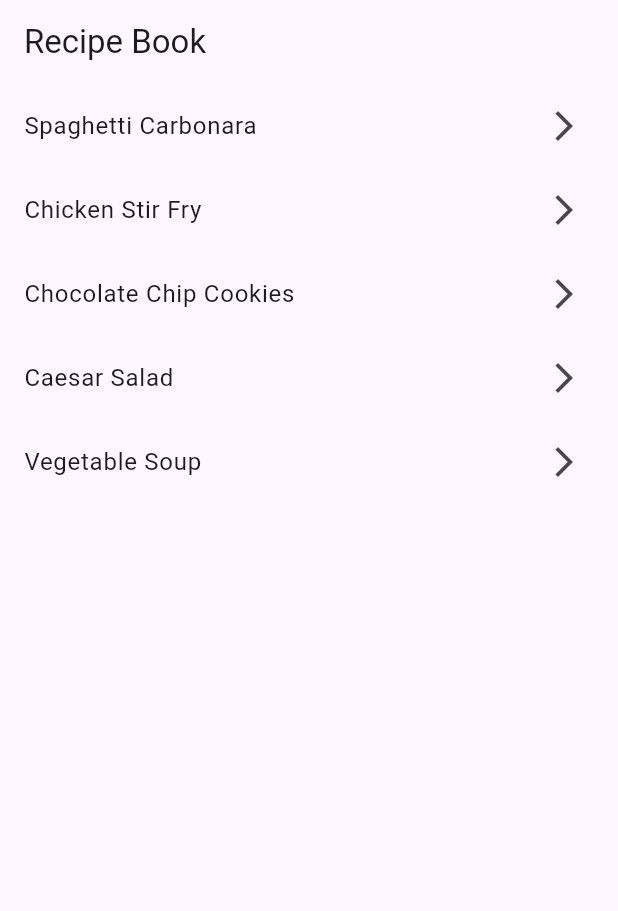
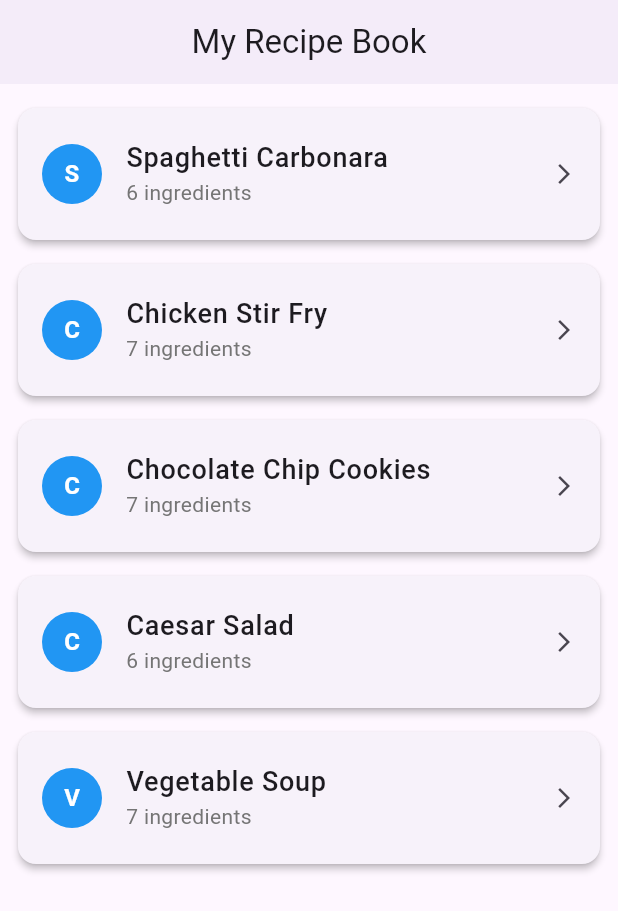
Before and after one commit to AryanSahu2805/Recipe-Book-App, a Flutter app: the screen it shows after launch, on a phone screen of 412 x 824 dp. Shown: the top 911 px of the screen. Run offline on Flutter 3.47's test engine with Material 3 defaults, Android fonts, the phone set to English and light mode, and no system bars.

Commit message:
Updated UI

```diff
--- a/lib/home_screen.dart
+++ b/lib/home_screen.dart
@@ -91,14 +91,50 @@ class HomeScreen extends StatelessWidget {
 
     return Scaffold(
       appBar: AppBar(
-        title: const Text('Recipe Book'),
+        title: const Text('My Recipe Book'),
+        centerTitle: true,
+        elevation: 2,
       ),
       body: ListView.builder(
+        padding: const EdgeInsets.all(8.0),
         itemCount: recipes.length,
         itemBuilder: (context, index) {
-          return ListTile(
-            title: Text(recipes[index].name),
-            trailing: const Icon(Icons.arrow_forward_ios),
+          return Card(
+            margin: const EdgeInsets.symmetric(vertical: 8.0, horizontal: 4.0),
+            elevation: 2,
+            child: ListTile(
+              contentPadding: const EdgeInsets.symmetric(
+                horizontal: 16.0,
+                vertical: 8.0,
+              ),
+              leading: CircleAvatar(
+                backgroundColor: Colors.blue,
+                child: Text(
+                  recipes[index].name[0],
+                  style: const TextStyle(
+                    color: Colors.white,
+                    fontWeight: FontWeight.bold,
+                  ),
+                ),
+              ),
+              title: Text(
+                recipes[index].name,
+                style: const TextStyle(
+                  fontSize: 18,
+                  fontWeight: FontWeight.w500,
+                ),
+              ),
+              subtitle: Text(
+                '${recipes[index].ingredients.length} ingredients',
+                style: TextStyle(
+                  color: Colors.grey[600],
+                  fontSize: 14,
+                ),
+              ),
+              trailing: const Icon(
+                Icons.arrow_forward_ios,
+                size: 16,
+              ),
               onTap: () {
                 Navigator.push(
                   context,
@@ -107,6 +143,7 @@ class HomeScreen extends StatelessWidget {
                   ),
                 );
               },
+            ),
           );
         },
       ),
```
Also changed, not shown: lib/details_screen.dart (+87 -8 lines). Lines whose indentation alone changed are shown as unchanged.
